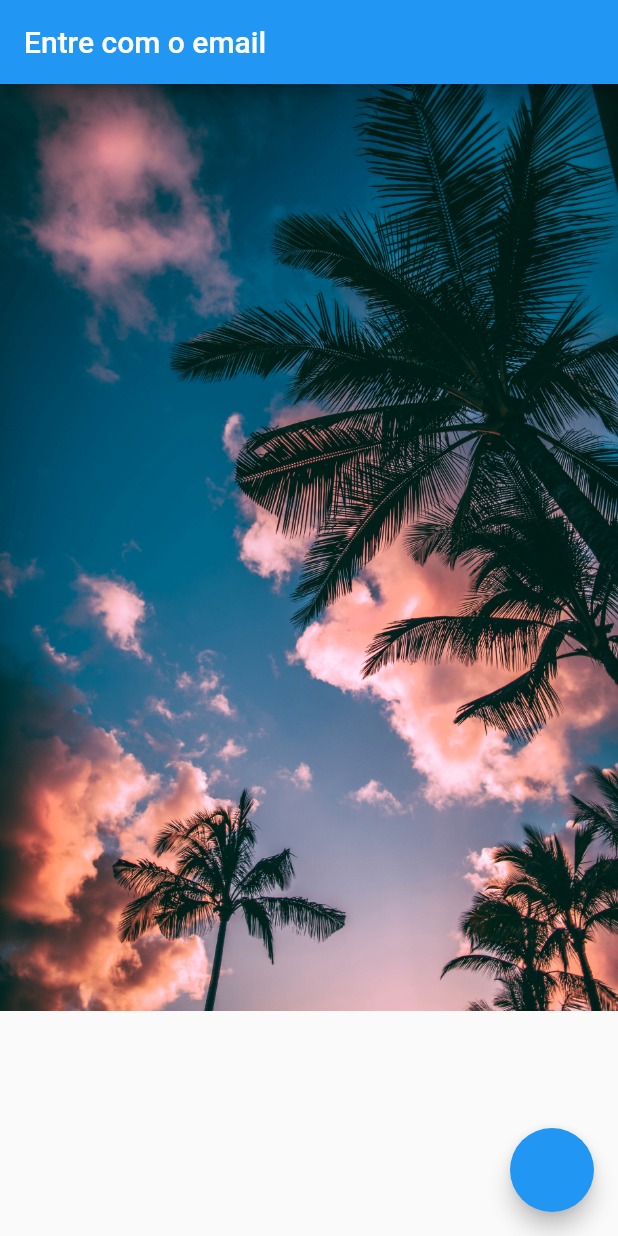
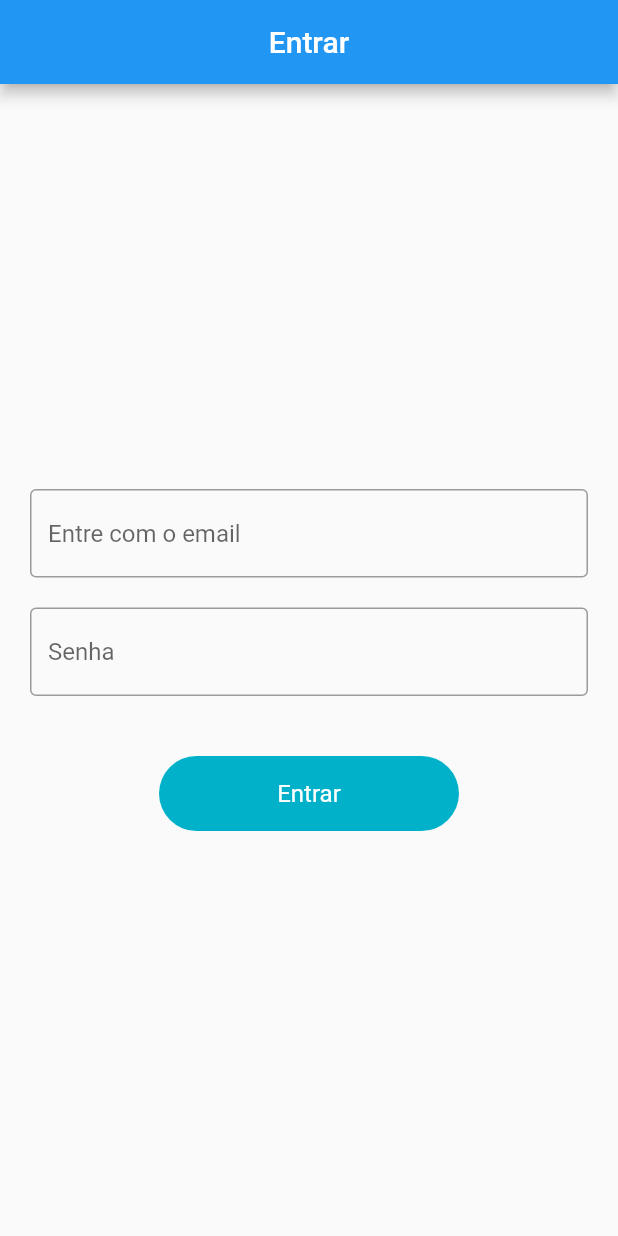
Before and after one commit to leobtt/getx_mvvm, a Flutter app: the screen it shows after launch, on a phone screen of 412 x 824 dp. Run offline on Flutter 3.47's test engine with Material 2 defaults, Android fonts, the phone set to English and light mode, and no system bars; our stand-ins replace fluttertoast, get.

Commit message:
feat: login view structure

```diff
--- /dev/null
+++ b/lib/repository/login_repository/login_repository.dart
@@ -0,0 +1,11 @@
+import 'package:getx_mvvm/data/network/network_api_services.dart';
+import 'package:getx_mvvm/res/app_url/app_url.dart';
+
+class LoginRepository {
+  final _apiService = NetworkApiServices();
+
+  Future<dynamic> loginApi(var data) async {
+    dynamic response = await _apiService.postApi(data, AppUrl.loginApi);
+    return response;
+  }
+}
--- /dev/null
+++ b/lib/res/app_url/app_url.dart
@@ -0,0 +1,5 @@
+class AppUrl {
+  static const String baseUrl = 'https://reqres.in';
+
+  static const String loginApi = '$baseUrl/api/login';
+}
--- a/lib/res/router/routes.dart
+++ b/lib/res/router/routes.dart
@@ -1,5 +1,6 @@
 import 'package:get/get.dart';
 import 'package:getx_mvvm/res/router/routes_name.dart';
+import 'package:getx_mvvm/view/login/login_view.dart';
 import 'package:getx_mvvm/view/splash_screen.dart';
 
 class AppRoutes {
@@ -9,6 +10,12 @@ class AppRoutes {
           page: () => const SplashScreen(),
           transitionDuration: const Duration(milliseconds: 250),
           transition: Transition.leftToRightWithFade,
-        )
+        ),
+        GetPage(
+          name: RouteName.loginView,
+          page: () => const LoginView(),
+          transitionDuration: const Duration(milliseconds: 250),
+          transition: Transition.leftToRightWithFade,
+        ),
       ];
 }
--- a/lib/res/router/routes_name.dart
+++ b/lib/res/router/routes_name.dart
@@ -1,4 +1,4 @@
 class RouteName {
   static const String splashScreen = '/';
-  static const String loginScreen = '/login_screen';
+  static const String loginView = '/login_view';
 }
--- a/lib/utils/utils.dart
+++ b/lib/utils/utils.dart
@@ -5,9 +5,9 @@ import 'package:getx_mvvm/res/colors/colors.dart';
 
 class Utils {
   static void fieldFocusChange(
-      BuildContext context, FocusNode current, FocusNode nextFocus) {
-    current.unfocus();
-    FocusScope.of(context).requestFocus(nextFocus);
+      BuildContext context, Rx<FocusNode> current, Rx<FocusNode> nextFocus) {
+    current.value.unfocus();
+    FocusScope.of(context).requestFocus(nextFocus.value);
   }
 
   static toastMessage(String message) {
--- /dev/null
+++ b/lib/view/login/login_view.dart
@@ -0,0 +1,94 @@
+import 'package:flutter/material.dart';
+import 'package:get/get.dart';
+import 'package:getx_mvvm/res/components/round_button.dart';
+import 'package:getx_mvvm/utils/utils.dart';
+import 'package:getx_mvvm/view_models/controller/login_view_model.dart';
+
+class LoginView extends StatefulWidget {
+  const LoginView({Key? key}) : super(key: key);
+
+  @override
+  _LoginViewState createState() => _LoginViewState();
+}
+
+class _LoginViewState extends State<LoginView> {
+  final loginVM = Get.put(LoginViewModel());
+  final _formKey = GlobalKey<FormState>();
+
+  @override
+  Widget build(BuildContext context) {
+    return Scaffold(
+      appBar: AppBar(
+        centerTitle: true,
+        automaticallyImplyLeading: false,
+        title: Text('login'.tr),
+      ),
+      body: Padding(
+        padding: const EdgeInsets.symmetric(horizontal: 20),
+        child: Column(
+          mainAxisAlignment: MainAxisAlignment.center,
+          crossAxisAlignment: CrossAxisAlignment.center,
+          children: [
+            Form(
+              key: _formKey,
+              child: Column(children: [
+                TextFormField(
+                  controller: loginVM.emailController.value,
+                  focusNode: loginVM.emailFocusNode.value,
+                  decoration: InputDecoration(
+                    hintText: 'email_hint'.tr,
+                    border: const OutlineInputBorder(),
+                  ),
+                  validator: (value) {
+                    if (value!.isEmpty) {
+                      return Utils.snackBar('Email', 'email_validator'.tr);
+                    }
+                  },
+                  onFieldSubmitted: (value) {
+                    Utils.fieldFocusChange(
+                      context,
+                      loginVM.emailFocusNode,
+                      loginVM.passwordFocusNode,
+                    );
+                  },
+                ),
+                const SizedBox(height: 20),
+                TextFormField(
+                  controller: loginVM.passwordController.value,
+                  focusNode: loginVM.passwordFocusNode.value,
+                  obscureText: true,
+                  obscuringCharacter: '*',
+                  decoration: InputDecoration(
+                    hintText: 'password_hint'.tr,
+                    border: const OutlineInputBorder(),
+                  ),
+                  validator: (value) {
+                    if (value!.isEmpty) {
+                      return Utils.snackBar(
+                        'password_name'.tr,
+                        'password_validator'.tr,
+                      );
+                    }
+                  },
+                ),
+              ]),
+            ),
+            const SizedBox(height: 40),
+            Obx(
+              () => RoundButton(
+                loading: loginVM.loading.value,
+                width: 200,
+                title: 'login'.tr,
+                onPress: () {
+                  if (_formKey.currentState!.validate()) {
+                    loginVM.loginApi();
+                  }
+                },
+              ),
+            ),
+          ],
+        ),
+      ),
+    );
+  }
+}
--- a/lib/view/splash_screen.dart
+++ b/lib/view/splash_screen.dart
@@ -1,7 +1,9 @@
 import 'package:flutter/material.dart';
-import 'package:getx_mvvm/res/assets/image_assets.dart';
+import 'package:getx_mvvm/res/components/internet_exceptions_widget.dart';
+import 'package:getx_mvvm/res/components/round_button.dart';
 import 'package:getx_mvvm/utils/utils.dart';
 import 'package:get/get.dart';
+import 'package:getx_mvvm/view_models/services/splash_services.dart';
 
 class SplashScreen extends StatefulWidget {
   const SplashScreen({Key? key}) : super(key: key);
@@ -11,20 +13,23 @@ class SplashScreen extends StatefulWidget {
 }
 
 class _SplashScreenState extends State<SplashScreen> {
+  SplashServices splashServices = SplashServices();
+
+  @override
+  void initState() {
+    super.initState();
+
+    splashServices.isLogin();
+  }
+
   @override
   Widget build(BuildContext context) {
     return Scaffold(
-      appBar: AppBar(
-        title: Text('email_hint'.tr),
-      ),
-      floatingActionButton: FloatingActionButton(
-        onPressed: () {
-          Utils.toastMessageCenter('second');
-        },
-      ),
-      body: Image(
-        image: AssetImage(
-          ImageAssets.splashScreen,
+      backgroundColor: Colors.teal,
+      body: Center(
+        child: Text(
+          'welcome_back'.tr,
+          textAlign: TextAlign.center,
         ),
       ),
     );
--- /dev/null
+++ b/lib/view_models/controller/login_view_model.dart
@@ -0,0 +1,46 @@
+import 'package:flutter/cupertino.dart';
+import 'package:get/get.dart';
+import 'package:getx_mvvm/repository/login_repository/login_repository.dart';
+import 'package:getx_mvvm/utils/utils.dart';
+
+class LoginViewModel extends GetxController {
+  final _api = LoginRepository();
+
+  final emailController = TextEditingController().obs;
+  final passwordController = TextEditingController().obs;
+
+  final emailFocusNode = FocusNode().obs;
+  final passwordFocusNode = FocusNode().obs;
+
+  final RxBool loading = false.obs;
+
+  void loginApi() async {
+    try {
+      loading.value = true;
+      Map params = {
+        'email': emailController.value.text,
+        'password': passwordController.value.text,
+      };
+      await _api.loginApi(params);
+      Utils.snackBar('Login', 'Login successfully');
+      loading.value = false;
+    } catch (err, stackTrace) {
+      loading.value = false;
+      Utils.snackBar('', err.toString());
+    }
+
+    /* loading.value = true;
+    Map params = {
+      'email': emailController.value.text,
+      'password': passwordController.value.text,
+    };
+
+    _api.loginApi(params).then((value) {
+      loading.value = false;
+      Utils.snackBar('Login', 'Login successfully');
+    }).onError((error, stackTrace) {
+      loading.value = false;
+      Utils.snackBar('Error', error.toString());
+    }); */
+  }
+}
```
Also changed, not shown: lib/view_models/services/splash_services.dart (added, +13 -0 lines).
